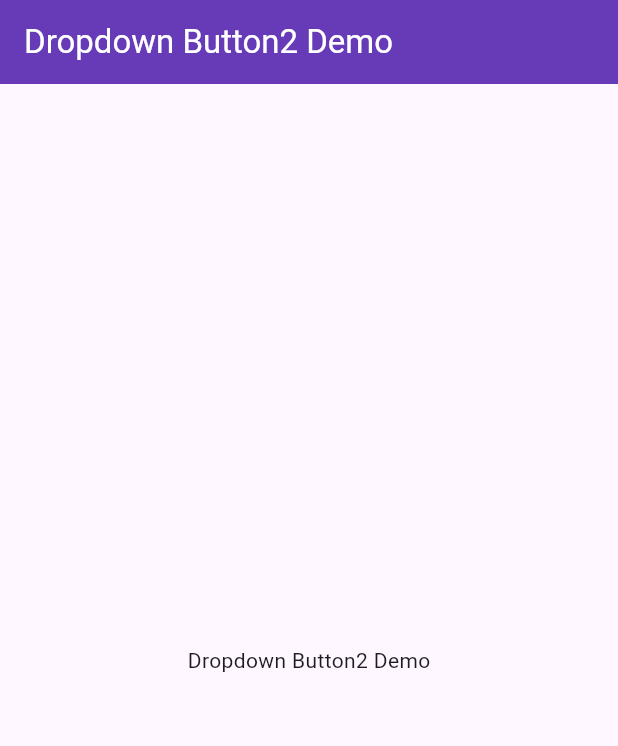
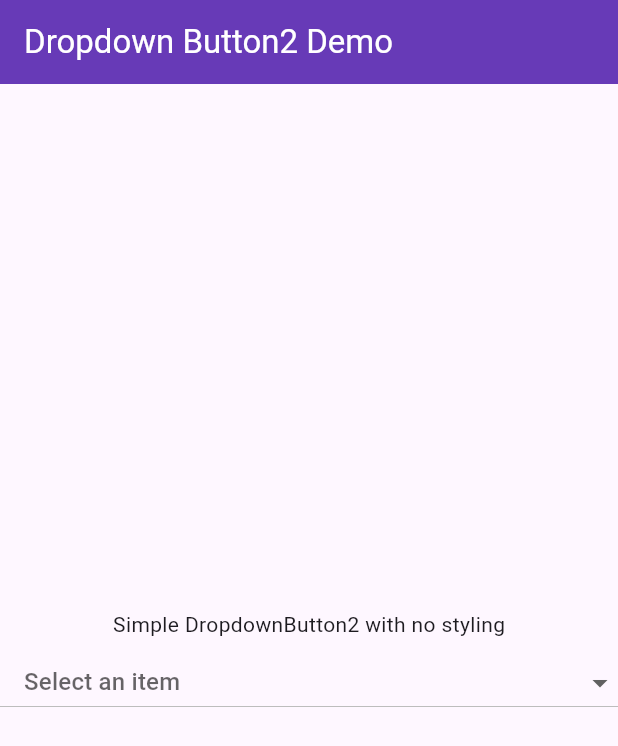
Before and after one commit to zulfequar/dropdown_button2_demo, a Flutter app: the screen it shows after launch, on a phone screen of 412 x 824 dp. Shown: the top 746 px of the screen. Run offline on Flutter 3.47's test engine with Material 3 defaults, Android fonts, the phone set to English and light mode, and no system bars; drawn by our look-alikes of dropdown_button2.

Commit message:
Add simple DropdownButton2 with no styling

```diff
--- a/lib/main.dart
+++ b/lib/main.dart
@@ -1,3 +1,4 @@
+import 'package:dropdown_button2/dropdown_button2.dart';
 import 'package:flutter/material.dart';
 
 void main() {
@@ -29,19 +30,45 @@ class HomePage extends StatefulWidget {
 }
 
 class _HomePageState extends State<HomePage> {
+  final List<String> items = [
+    'Item1',
+    'Item2',
+    'Item3',
+    'Item4',
+    'Item5',
+  ];
+  String? selectedItem;
+
   @override
   Widget build(BuildContext context) {
+
     return Scaffold(
       appBar: AppBar(
         backgroundColor: Colors.deepPurple,
         foregroundColor: Colors.white,
         title: const Text('Dropdown Button2 Demo'),
       ),
-      body: const Center(
+      body: Center(
         child: Column(
           mainAxisAlignment: MainAxisAlignment.center,
           children: <Widget>[
-            Text('Dropdown Button2 Demo'),
+            const SizedBox(height: 5),
+            const Text('Simple DropdownButton2 with no styling'),
+            const SizedBox(height: 5),
+            DropdownButton2(
+              isExpanded: true,
+              hint: const Text('Select an item'),
+              value: selectedItem,
+              onChanged: (String? newSelectedItem) {
+                setState(() {
+                  selectedItem = newSelectedItem;
+                });
+              },
+              items: items.map((item) => DropdownMenuItem(
+                value: item,
+                child: Text(item),
+              )).toList(),
+            ),
           ],
         ),
       ),
```
